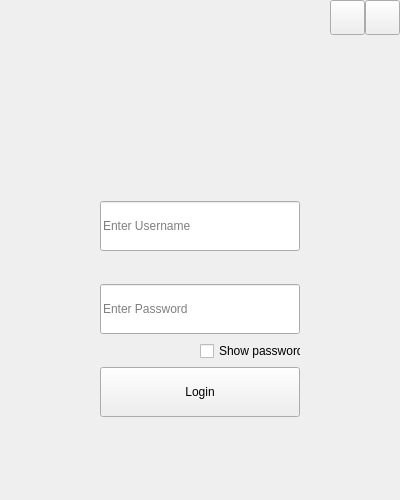
Qt form login.ui (Porcupine1/School_Library_System) before a commit.
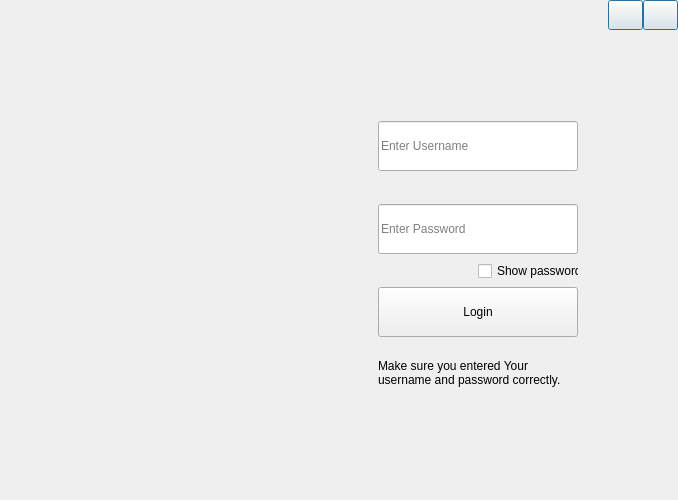
The same form after that commit. Icons and pictures are not drawn.

```diff
--- a/login.ui
+++ b/login.ui
@@ -6,13 +6,13 @@
    <rect>
     <x>0</x>
     <y>0</y>
-    <width>400</width>
+    <width>678</width>
     <height>500</height>
    </rect>
   </property>
   <property name="maximumSize">
    <size>
-    <width>400</width>
+    <width>678</width>
     <height>500</height>
    </size>
   </property>
@@ -25,8 +25,8 @@
   <widget class="QWidget" name="widget" native="true">
    <property name="geometry">
     <rect>
-     <x>0</x>
-     <y>200</y>
+     <x>278</x>
+     <y>120</y>
      <width>400</width>
      <height>300</height>
     </rect>
@@ -38,13 +38,13 @@
     <property name="geometry">
      <rect>
       <x>100</x>
-      <y>250</y>
+      <y>239</y>
       <width>200</width>
-      <height>50</height>
+      <height>31</height>
      </rect>
     </property>
     <property name="text">
-     <string/>
+     <string>Make sure you entered Your username and password correctly.</string>
     </property>
     <property name="alignment">
      <set>Qt::AlignLeading|Qt::AlignLeft|Qt::AlignTop</set>
@@ -124,10 +124,10 @@
   <widget class="QWidget" name="title_bar" native="true">
    <property name="geometry">
     <rect>
-     <x>0</x>
+     <x>278</x>
      <y>0</y>
-     <width>400</width>
-     <height>35</height>
+     <width>401</width>
+     <height>30</height>
     </rect>
    </property>
    <widget class="QPushButton" name="close_btn">
@@ -136,7 +136,7 @@
       <x>365</x>
       <y>0</y>
       <width>35</width>
-      <height>35</height>
+      <height>30</height>
      </rect>
     </property>
     <property name="text">
@@ -146,6 +146,24 @@
      <iconset resource="icons.qrc">
       <normaloff>:/icons/icons/close.png</normaloff>:/icons/icons/close.png</iconset>
     </property>
+    <property name="iconSize">
+     <size>
+      <width>15</width>
+      <height>15</height>
+     </size>
+    </property>
+    <property name="autoDefault">
+     <bool>false</bool>
+    </property>
+    <property name="default">
+     <bool>true</bool>
+    </property>
+    <property name="flat">
+     <bool>false</bool>
+    </property>
+    <property name="class" stdset="0">
+     <string>btn-close</string>
+    </property>
    </widget>
    <widget class="QPushButton" name="min_btn">
     <property name="geometry">
@@ -153,7 +171,7 @@
       <x>330</x>
       <y>0</y>
       <width>35</width>
-      <height>35</height>
+      <height>30</height>
      </rect>
     </property>
     <property name="font">
@@ -174,12 +192,40 @@
     </property>
     <property name="iconSize">
      <size>
-      <width>30</width>
-      <height>30</height>
+      <width>15</width>
+      <height>15</height>
      </size>
     </property>
+    <property name="autoDefault">
+     <bool>false</bool>
+    </property>
+    <property name="default">
+     <bool>true</bool>
+    </property>
+    <property name="flat">
+     <bool>false</bool>
+    </property>
    </widget>
   </widget>
+  <widget class="QLabel" name="label_2">
+   <property name="geometry">
+    <rect>
+     <x>0</x>
+     <y>0</y>
+     <width>278</width>
+     <height>500</height>
+    </rect>
+   </property>
+   <property name="text">
+    <string/>
+   </property>
+   <property name="pixmap">
+    <pixmap>media/login_img.jpg</pixmap>
+   </property>
+  </widget>
+  <zorder>title_bar</zorder>
+  <zorder>widget</zorder>
+  <zorder>label_2</zorder>
  </widget>
  <resources>
   <include location="icons.qrc"/>
```
Left out of the diff: 11 changed lines with no effect on the pictures.
